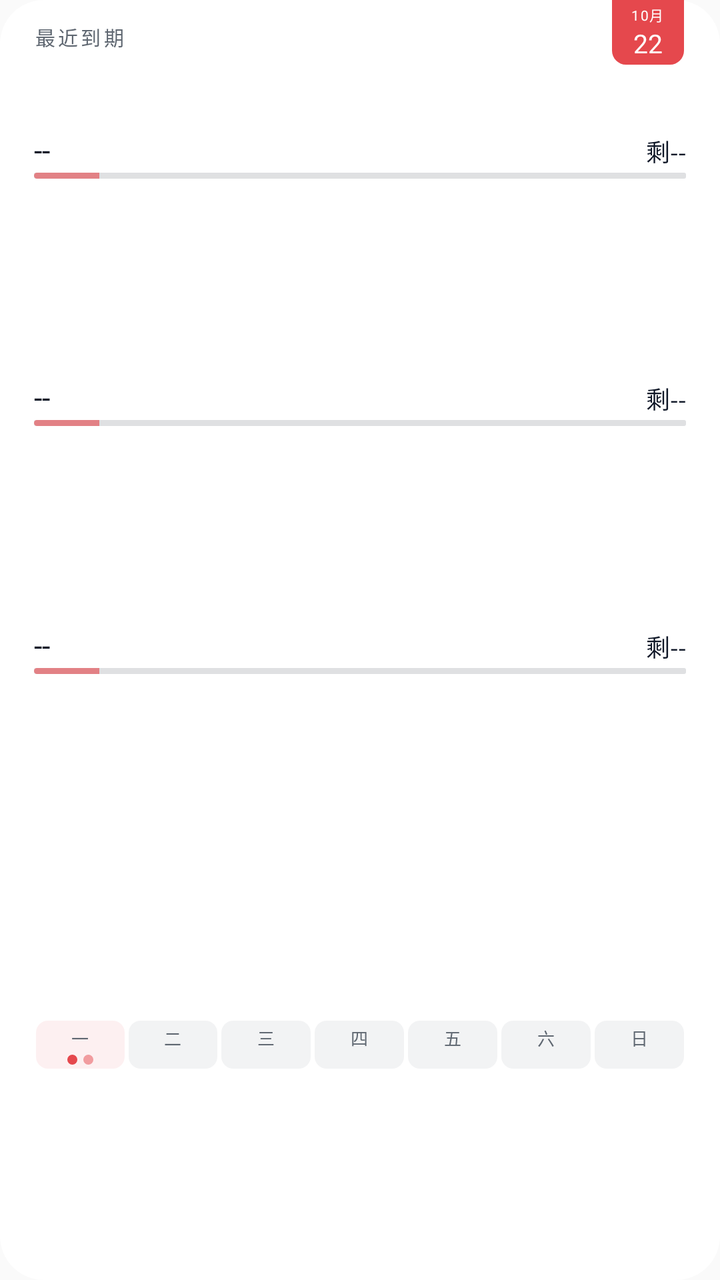
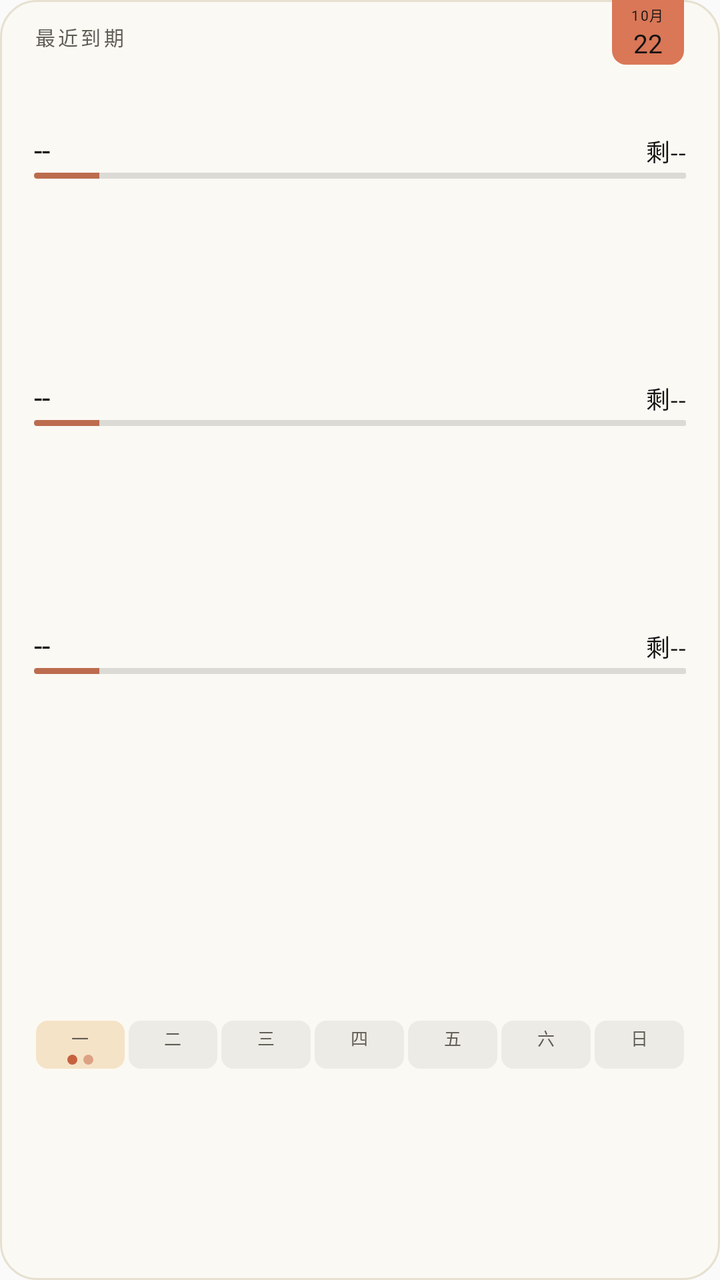

Before-and-after screenshots of an Android layout around one commit, followed by the original layout XML and the change that was made.
<!-- AndroidManifest.xml: application theme android:Theme.Material.Light.NoActionBar -->
<!-- res/layout/widget_v3.xml -->
<?xml version="1.0" encoding="utf-8"?>
<FrameLayout xmlns:android="http://schemas.android.com/apk/res/android"
    android:id="@+id/widget_root"
    android:layout_width="match_parent"
    android:layout_height="match_parent"
    android:background="@drawable/widget_bg_light">

    <LinearLayout
        android:layout_width="match_parent"
        android:layout_height="match_parent"
        android:orientation="vertical"
        android:paddingStart="17dp"
        android:paddingTop="11dp"
        android:paddingEnd="17dp"
        android:paddingBottom="8dp">

        <TextView
            android:id="@+id/widget_header"
            android:layout_width="wrap_content"
            android:layout_height="wrap_content"
            android:layout_marginBottom="8dp"
            android:text="@string/wgt_header_recent"
            android:textColor="#FF5F6771"
            android:textSize="10sp"
            android:letterSpacing="0.14"
/>

        
        <TextView
            android:layout_width="match_parent"
            android:layout_height="0dp"
            android:layout_weight="0.30" />

        
        <LinearLayout
            android:layout_width="match_parent"
            android:layout_height="wrap_content"
            android:layout_marginTop="4dp"
            android:orientation="vertical">

            <LinearLayout
                android:layout_width="match_parent"
                android:layout_height="wrap_content"
                android:orientation="horizontal">

                <TextView
                    android:id="@+id/widget_row1_title"
                    android:layout_width="0dp"
                    android:layout_height="wrap_content"
                    android:layout_weight="1"
                    android:text="@string/ph_dash"
                    android:textColor="#FF101828"
                    android:textSize="15sp"
                    android:includeFontPadding="false"
                    android:maxLines="1"
                    android:ellipsize="end"
/>

                <TextView
                    android:id="@+id/widget_row1_cd"
                    android:layout_width="wrap_content"
                    android:layout_height="wrap_content"
                    android:layout_marginStart="10dp"
                    android:text="@string/ph_cd"
                    android:textColor="#FF101828"
                    android:textSize="12sp"
                    android:maxLines="1"
/>
            </LinearLayout>

            <FrameLayout
                android:layout_width="match_parent"
                android:layout_height="wrap_content"
                android:layout_marginTop="2dp">

                
                <TextView
                    android:id="@+id/widget_row1_track"
                    android:layout_width="match_parent"
                    android:layout_height="3dp"
                    android:background="@drawable/widget_ruler_track_light" />

                <ProgressBar
                    android:id="@+id/widget_row1_fuse"
                    style="@android:style/Widget.ProgressBar.Horizontal"
                    android:layout_width="match_parent"
                    android:layout_height="3dp"
                    android:max="100"
                    android:progress="10"
                    android:progressDrawable="@drawable/widget_ruler_progress" />
            </FrameLayout>
        </LinearLayout>

        
        <TextView
            android:layout_width="match_parent"
            android:layout_height="0dp"
            android:layout_weight="1" />

        
        <LinearLayout
            android:layout_width="match_parent"
            android:layout_height="wrap_content"
            android:layout_marginTop="4dp"
            android:orientation="vertical">

            <LinearLayout
                android:layout_width="match_parent"
                android:layout_height="wrap_content"
                android:orientation="horizontal">

                <TextView
                    android:id="@+id/widget_row2_title"
                    android:layout_width="0dp"
                    android:layout_height="wrap_content"
                    android:layout_weight="1"
                    android:text="@string/ph_dash"
                    android:textColor="#FF101828"
                    android:textSize="15sp"
                    android:includeFontPadding="false"
                    android:maxLines="1"
                    android:ellipsize="end"
/>

                <TextView
                    android:id="@+id/widget_row2_cd"
                    android:layout_width="wrap_content"
                    android:layout_height="wrap_content"
                    android:layout_marginStart="10dp"
                    android:text="@string/ph_cd"
                    android:textColor="#FF101828"
                    android:textSize="12sp"
                    android:maxLines="1"
/>
            </LinearLayout>

            <FrameLayout
                android:layout_width="match_parent"
                android:layout_height="wrap_content"
                android:layout_marginTop="2dp">

                <TextView
                    android:id="@+id/widget_row2_track"
                    android:layout_width="match_parent"
                    android:layout_height="3dp"
                    android:background="@drawable/widget_ruler_track_light" />

                <ProgressBar
                    android:id="@+id/widget_row2_fuse"
                    style="@android:style/Widget.ProgressBar.Horizontal"
                    android:layout_width="match_parent"
                    android:layout_height="3dp"
                    android:max="100"
                    android:progress="10"
                    android:progressDrawable="@drawable/widget_ruler_progress" />
            </FrameLayout>
        </LinearLayout>

        
        <TextView
            android:id="@+id/widget_gap_row3"
            android:layout_width="match_parent"
            android:layout_height="0dp"
            android:layout_weight="1" />

        
        <LinearLayout
            android:id="@+id/widget_row3_container"
            android:layout_width="match_parent"
            android:layout_height="wrap_content"
            android:layout_marginTop="4dp"
            android:orientation="vertical">

            <LinearLayout
                android:layout_width="match_parent"
                android:layout_height="wrap_content"
                android:orientation="horizontal">

                <TextView
                    android:id="@+id/widget_row3_title"
                    android:layout_width="0dp"
                    android:layout_height="wrap_content"
                    android:layout_weight="1"
                    android:text="@string/ph_dash"
                    android:textColor="#FF101828"
                    android:textSize="15sp"
                    android:includeFontPadding="false"
                    android:maxLines="1"
                    android:ellipsize="end"
/>

                <TextView
                    android:id="@+id/widget_row3_cd"
                    android:layout_width="wrap_content"
                    android:layout_height="wrap_content"
                    android:layout_marginStart="10dp"
                    android:text="@string/ph_cd"
                    android:textColor="#FF101828"
                    android:textSize="12sp"
                    android:maxLines="1"
/>
            </LinearLayout>

            <FrameLayout
                android:layout_width="match_parent"
                android:layout_height="wrap_content"
                android:layout_marginTop="2dp">

                <TextView
                    android:id="@+id/widget_row3_track"
                    android:layout_width="match_parent"
                    android:layout_height="3dp"
                    android:background="@drawable/widget_ruler_track_light" />

                <ProgressBar
                    android:id="@+id/widget_row3_fuse"
                    style="@android:style/Widget.ProgressBar.Horizontal"
                    android:layout_width="match_parent"
                    android:layout_height="3dp"
                    android:max="100"
                    android:progress="10"
                    android:progressDrawable="@drawable/widget_ruler_progress" />
            </FrameLayout>
        </LinearLayout>

        
        <TextView
            android:layout_width="match_parent"
            android:layout_height="0dp"
            android:layout_weight="1.70" />

        
        <LinearLayout
            android:id="@+id/widget_week_strip"
            android:layout_width="match_parent"
            android:layout_height="wrap_content"
            android:layout_marginTop="8dp"
            android:orientation="horizontal">

            <LinearLayout
                android:id="@+id/widget_week_cell0"
                android:layout_width="0dp"
                android:layout_height="wrap_content"
                android:layout_marginStart="1dp"
                android:layout_marginEnd="1dp"
                android:layout_weight="1"
                android:background="@drawable/widget_cell_today_light"
                android:gravity="center_horizontal"
                android:orientation="vertical"
                android:paddingTop="2dp"
                android:paddingBottom="2dp">

                <TextView
                    android:id="@+id/widget_week_day0"
                    android:layout_width="wrap_content"
                    android:layout_height="wrap_content"
                    android:text="@string/weekday_narrow_0"
                    android:textColor="#FF5F6771"
                    android:textSize="8.5sp" />

                <LinearLayout
                    android:layout_width="wrap_content"
                    android:layout_height="5dp"
                    android:layout_marginTop="2dp"
                    android:gravity="center"
                    android:orientation="horizontal">

                    <TextView
                        android:id="@+id/widget_week_dot0_a"
                        android:layout_width="5dp"
                        android:layout_height="5dp"
                        android:background="@drawable/dot_red" />

                    <TextView
                        android:id="@+id/widget_week_dot0_b"
                        android:layout_width="5dp"
                        android:layout_height="5dp"
                        android:layout_marginStart="3dp"
                        android:background="@drawable/dot_red_soft" />
                </LinearLayout>
            </LinearLayout>

            <LinearLayout
                android:id="@+id/widget_week_cell1"
                android:layout_width="0dp"
                android:layout_height="wrap_content"
                android:layout_marginStart="1dp"
                android:layout_marginEnd="1dp"
                android:layout_weight="1"
                android:background="@drawable/widget_cell_light"
                android:gravity="center_horizontal"
                android:orientation="vertical"
                android:paddingTop="2dp"
                android:paddingBottom="2dp">

                <TextView
                    android:id="@+id/widget_week_day1"
                    android:layout_width="wrap_content"
                    android:layout_height="wrap_content"
                    android:text="@string/weekday_narrow_1"
                    android:textColor="#FF5F6771"
                    android:textSize="8.5sp" />

                <LinearLayout
                    android:layout_width="wrap_content"
                    android:layout_height="5dp"
                    android:layout_marginTop="2dp"
                    android:gravity="center"
                    android:orientation="horizontal">

                    <TextView
                        android:id="@+id/widget_week_dot1_a"
                        android:layout_width="5dp"
                        android:layout_height="5dp"
                        android:background="@drawable/dot_ind_light"
                        android:visibility="gone" />

                    <TextView
                        android:id="@+id/widget_week_dot1_b"
                        android:layout_width="5dp"
                        android:layout_height="5dp"
                        android:layout_marginStart="3dp"
                        android:background="@drawable/dot_ind_light"
                        android:visibility="gone" />
                </LinearLayout>
            </LinearLayout>

            <LinearLayout
                android:id="@+id/widget_week_cell2"
                android:layout_width="0dp"
                android:layout_height="wrap_content"
                android:layout_marginStart="1dp"
                android:layout_marginEnd="1dp"
                android:layout_weight="1"
                android:background="@drawable/widget_cell_light"
                android:gravity="center_horizontal"
                android:orientation="vertical"
                android:paddingTop="2dp"
                android:paddingBottom="2dp">

                <TextView
                    android:id="@+id/widget_week_day2"
                    android:layout_width="wrap_content"
                    android:layout_height="wrap_content"
                    android:text="@string/weekday_narrow_2"
                    android:textColor="#FF5F6771"
                    android:textSize="8.5sp" />

                <LinearLayout
                    android:layout_width="wrap_content"
                    android:layout_height="5dp"
                    android:layout_marginTop="2dp"
                    android:gravity="center"
                    android:orientation="horizontal">

                    <TextView
                        android:id="@+id/widget_week_dot2_a"
                        android:layout_width="5dp"
                        android:layout_height="5dp"
                        android:background="@drawable/dot_ind_light"
                        android:visibility="gone" />

                    <TextView
                        android:id="@+id/widget_week_dot2_b"
                        android:layout_width="5dp"
                        android:layout_height="5dp"
                        android:layout_marginStart="3dp"
                        android:background="@drawable/dot_ind_light"
                        android:visibility="gone" />
                </LinearLayout>
            </LinearLayout>

            <LinearLayout
                android:id="@+id/widget_week_cell3"
                android:layout_width="0dp"
                android:layout_height="wrap_content"
                android:layout_marginStart="1dp"
                android:layout_marginEnd="1dp"
                android:layout_weight="1"
                android:background="@drawable/widget_cell_light"
                android:gravity="center_horizontal"
                android:orientation="vertical"
                android:paddingTop="2dp"
                android:paddingBottom="2dp">

                <TextView
                    android:id="@+id/widget_week_day3"
                    android:layout_width="wrap_content"
                    android:layout_height="wrap_content"
                    android:text="@string/weekday_narrow_3"
                    android:textColor="#FF5F6771"
                    android:textSize="8.5sp" />

                <LinearLayout
                    android:layout_width="wrap_content"
                    android:layout_height="5dp"
                    android:layout_marginTop="2dp"
                    android:gravity="center"
                    android:orientation="horizontal">

                    <TextView
                        android:id="@+id/widget_week_dot3_a"
                        android:layout_width="5dp"
                        android:layout_height="5dp"
                        android:background="@drawable/dot_ind_light"
                        android:visibility="gone" />

                    <TextView
                        android:id="@+id/widget_week_dot3_b"
                        android:layout_width="5dp"
                        android:layout_height="5dp"
                        android:layout_marginStart="3dp"
                        android:background="@drawable/dot_ind_light"
                        android:visibility="gone" />
                </LinearLayout>
            </LinearLayout>

            <LinearLayout
                android:id="@+id/widget_week_cell4"
                android:layout_width="0dp"
                android:layout_height="wrap_content"
                android:layout_marginStart="1dp"
                android:layout_marginEnd="1dp"
                android:layout_weight="1"
                android:background="@drawable/widget_cell_light"
                android:gravity="center_horizontal"
                android:orientation="vertical"
                android:paddingTop="2dp"
                android:paddingBottom="2dp">

                <TextView
                    android:id="@+id/widget_week_day4"
                    android:layout_width="wrap_content"
                    android:layout_height="wrap_content"
                    android:text="@string/weekday_narrow_4"
                    android:textColor="#FF5F6771"
                    android:textSize="8.5sp" />

                <LinearLayout
                    android:layout_width="wrap_content"
                    android:layout_height="5dp"
                    android:layout_marginTop="2dp"
                    android:gravity="center"
                    android:orientation="horizontal">

                    <TextView
                        android:id="@+id/widget_week_dot4_a"
                        android:layout_width="5dp"
                        android:layout_height="5dp"
                        android:background="@drawable/dot_ind_light"
                        android:visibility="gone" />

                    <TextView
                        android:id="@+id/widget_week_dot4_b"
                        android:layout_width="5dp"
                        android:layout_height="5dp"
                        android:layout_marginStart="3dp"
                        android:background="@drawable/dot_ind_light"
                        android:visibility="gone" />
                </LinearLayout>
            </LinearLayout>

            <LinearLayout
                android:id="@+id/widget_week_cell5"
                android:layout_width="0dp"
                android:layout_height="wrap_content"
                android:layout_marginStart="1dp"
                android:layout_marginEnd="1dp"
                android:layout_weight="1"
                android:background="@drawable/widget_cell_light"
                android:gravity="center_horizontal"
                android:orientation="vertical"
                android:paddingTop="2dp"
                android:paddingBottom="2dp">

                <TextView
                    android:id="@+id/widget_week_day5"
                    android:layout_width="wrap_content"
                    android:layout_height="wrap_content"
                    android:text="@string/weekday_narrow_5"
                    android:textColor="#FF5F6771"
                    android:textSize="8.5sp" />

                <LinearLayout
                    android:layout_width="wrap_content"
                    android:layout_height="5dp"
                    android:layout_marginTop="2dp"
                    android:gravity="center"
                    android:orientation="horizontal">

                    <TextView
                        android:id="@+id/widget_week_dot5_a"
                        android:layout_width="5dp"
                        android:layout_height="5dp"
                        android:background="@drawable/dot_ind_light"
                        android:visibility="gone" />

                    <TextView
                        android:id="@+id/widget_week_dot5_b"
                        android:layout_width="5dp"
                        android:layout_height="5dp"
                        android:layout_marginStart="3dp"
                        android:background="@drawable/dot_ind_light"
                        android:visibility="gone" />
                </LinearLayout>
            </LinearLayout>

            <LinearLayout
                android:id="@+id/widget_week_cell6"
                android:layout_width="0dp"
                android:layout_height="wrap_content"
                android:layout_marginStart="1dp"
                android:layout_marginEnd="1dp"
                android:layout_weight="1"
                android:background="@drawable/widget_cell_light"
                android:gravity="center_horizontal"
                android:orientation="vertical"
                android:paddingTop="2dp"
                android:paddingBottom="2dp">

                <TextView
                    android:id="@+id/widget_week_day6"
                    android:layout_width="wrap_content"
                    android:layout_height="wrap_content"
                    android:text="@string/weekday_narrow_6"
                    android:textColor="#FF5F6771"
                    android:textSize="8.5sp" />

                <LinearLayout
                    android:layout_width="wrap_content"
                    android:layout_height="5dp"
                    android:layout_marginTop="2dp"
                    android:gravity="center"
                    android:orientation="horizontal">

                    <TextView
                        android:id="@+id/widget_week_dot6_a"
                        android:layout_width="5dp"
                        android:layout_height="5dp"
                        android:background="@drawable/dot_ind_light"
                        android:visibility="gone" />

                    <TextView
                        android:id="@+id/widget_week_dot6_b"
                        android:layout_width="5dp"
                        android:layout_height="5dp"
                        android:layout_marginStart="3dp"
                        android:background="@drawable/dot_ind_light"
                        android:visibility="gone" />
                </LinearLayout>
            </LinearLayout>
        </LinearLayout>

        
        <TextView
            android:layout_width="match_parent"
            android:layout_height="0dp"
            android:layout_weight="1" />
    </LinearLayout>

    
    <LinearLayout
        android:id="@+id/widget_calpg"
        android:layout_width="36dp"
        android:layout_height="wrap_content"
        android:layout_gravity="top|end"
        android:layout_marginEnd="18dp"
        android:background="@drawable/widget_calpg_light"
        android:gravity="center_horizontal"
        android:orientation="vertical"
        android:paddingTop="2dp"
        android:paddingBottom="2dp">

        <TextView
            android:id="@+id/widget_calpg_month"
            android:layout_width="wrap_content"
            android:layout_height="wrap_content"
            android:text="@string/ph_calpg_month"
            android:textColor="#FFFFFFFF"
            android:textSize="7sp"
            android:letterSpacing="0.08"
/>

        <TextView
            android:id="@+id/widget_calpg_day"
            android:layout_width="wrap_content"
            android:layout_height="wrap_content"
            android:text="22"
            android:textColor="#FFFFFFFF"
            android:textSize="13sp"
/>
    </LinearLayout>
</FrameLayout>
<!-- resources referenced by this layout -->
<resources>
  <!-- drawable dot_ind_light (drawable) -->
  <?xml version="1.0" encoding="utf-8"?>
  <shape xmlns:android="http://schemas.android.com/apk/res/android" android:shape="oval">
      <solid android:color="#FF3A5AF0" />
  </shape>
  <!-- drawable dot_red (drawable) -->
  <?xml version="1.0" encoding="utf-8"?>
  <shape xmlns:android="http://schemas.android.com/apk/res/android" android:shape="oval">
      <solid android:color="#FFE5484D" />
  </shape>
  <!-- drawable dot_red_soft (drawable) -->
  <?xml version="1.0" encoding="utf-8"?>
  <shape xmlns:android="http://schemas.android.com/apk/res/android" android:shape="oval">
      <solid android:color="#80E5484D" />
  </shape>
  <!-- drawable widget_bg_light (drawable) -->
  <?xml version="1.0" encoding="utf-8"?>
  <shape xmlns:android="http://schemas.android.com/apk/res/android">
      <solid android:color="#FFFFFFFF" />
      <corners android:radius="22dp" />
  </shape>
  <!-- drawable widget_calpg_light (drawable) -->
  <?xml version="1.0" encoding="utf-8"?>
  <shape xmlns:android="http://schemas.android.com/apk/res/android">
      <solid android:color="#FFE5484D" />
      <corners android:bottomLeftRadius="7dp" android:bottomRightRadius="7dp" />
  </shape>
  <!-- drawable widget_cell_light (drawable) -->
  <?xml version="1.0" encoding="utf-8"?>
  <shape xmlns:android="http://schemas.android.com/apk/res/android">
      <solid android:color="#0D101828" />
      <corners android:radius="6dp" />
  </shape>
  <!-- drawable widget_cell_today_light (drawable) -->
  <?xml version="1.0" encoding="utf-8"?>
  <shape xmlns:android="http://schemas.android.com/apk/res/android">
      <solid android:color="#14E5484D" />
      <corners android:radius="6dp" />
  </shape>
  <!-- drawable widget_ruler_progress (drawable) -->
  <?xml version="1.0" encoding="utf-8"?>
  <layer-list xmlns:android="http://schemas.android.com/apk/res/android">
      <item android:id="@android:id/progress">
          <clip>
              <shape android:shape="rectangle">
                  <corners android:radius="2dp" />
                  <solid android:color="#9EE5484D" />
              </shape>
          </clip>
      </item>
  </layer-list>
  <!-- drawable widget_ruler_track_light (drawable) -->
  <?xml version="1.0" encoding="utf-8"?>
  <shape xmlns:android="http://schemas.android.com/apk/res/android">
      <solid android:color="#22101828" />
      <corners android:radius="1dp" />
  </shape>
  <string name="ph_calpg_month">10月</string>
  <string name="ph_cd">剩--</string>
  <string name="ph_dash" translatable="false">--</string>
  <string name="weekday_narrow_0">一</string>
  <string name="weekday_narrow_1">二</string>
  <string name="weekday_narrow_2">三</string>
  <string name="weekday_narrow_3">四</string>
  <string name="weekday_narrow_4">五</string>
  <string name="weekday_narrow_5">六</string>
  <string name="weekday_narrow_6">日</string>
  <string name="wgt_header_recent">最近到期</string>
</resources>

<!-- the commit's change to res/layout/widget_v3.xml (unified diff, before → after) -->
@@ -20,7 +20,7 @@
             android:layout_height="wrap_content"
             android:layout_marginBottom="8dp"
             android:text="@string/wgt_header_recent"
-            android:textColor="#FF5F6771"
+            android:textColor="#FF5F5C53"
             android:textSize="10sp"
             android:letterSpacing="0.14"
 />
@@ -49,7 +49,7 @@
                     android:layout_height="wrap_content"
                     android:layout_weight="1"
                     android:text="@string/ph_dash"
-                    android:textColor="#FF101828"
+                    android:textColor="#FF141413"
                     android:textSize="15sp"
                     android:includeFontPadding="false"
                     android:maxLines="1"
@@ -62,7 +62,7 @@
                     android:layout_height="wrap_content"
                     android:layout_marginStart="10dp"
                     android:text="@string/ph_cd"
-                    android:textColor="#FF101828"
+                    android:textColor="#FF141413"
                     android:textSize="12sp"
                     android:maxLines="1"
 />
@@ -115,7 +115,7 @@
                     android:layout_height="wrap_content"
                     android:layout_weight="1"
                     android:text="@string/ph_dash"
-                    android:textColor="#FF101828"
+                    android:textColor="#FF141413"
                     android:textSize="15sp"
                     android:includeFontPadding="false"
                     android:maxLines="1"
@@ -128,7 +128,7 @@
                     android:layout_height="wrap_content"
                     android:layout_marginStart="10dp"
                     android:text="@string/ph_cd"
-                    android:textColor="#FF101828"
+                    android:textColor="#FF141413"
                     android:textSize="12sp"
                     android:maxLines="1"
 />
@@ -182,7 +182,7 @@
                     android:layout_height="wrap_content"
                     android:layout_weight="1"
                     android:text="@string/ph_dash"
-                    android:textColor="#FF101828"
+                    android:textColor="#FF141413"
                     android:textSize="15sp"
                     android:includeFontPadding="false"
                     android:maxLines="1"
@@ -195,7 +195,7 @@
                     android:layout_height="wrap_content"
                     android:layout_marginStart="10dp"
                     android:text="@string/ph_cd"
-                    android:textColor="#FF101828"
+                    android:textColor="#FF141413"
                     android:textSize="12sp"
                     android:maxLines="1"
 />
@@ -255,7 +255,7 @@
                     android:layout_width="wrap_content"
                     android:layout_height="wrap_content"
                     android:text="@string/weekday_narrow_0"
-                    android:textColor="#FF5F6771"
+                    android:textColor="#FF5F5C53"
                     android:textSize="8.5sp" />
 
                 <LinearLayout
@@ -298,7 +298,7 @@
                     android:layout_width="wrap_content"
                     android:layout_height="wrap_content"
                     android:text="@string/weekday_narrow_1"
-                    android:textColor="#FF5F6771"
+                    android:textColor="#FF5F5C53"
                     android:textSize="8.5sp" />
 
                 <LinearLayout
@@ -343,7 +343,7 @@
                     android:layout_width="wrap_content"
                     android:layout_height="wrap_content"
                     android:text="@string/weekday_narrow_2"
-                    android:textColor="#FF5F6771"
+                    android:textColor="#FF5F5C53"
                     android:textSize="8.5sp" />
 
                 <LinearLayout
@@ -388,7 +388,7 @@
                     android:layout_width="wrap_content"
                     android:layout_height="wrap_content"
                     android:text="@string/weekday_narrow_3"
-                    android:textColor="#FF5F6771"
+                    android:textColor="#FF5F5C53"
                     android:textSize="8.5sp" />
 
                 <LinearLayout
@@ -433,7 +433,7 @@
                     android:layout_width="wrap_content"
                     android:layout_height="wrap_content"
                     android:text="@string/weekday_narrow_4"
-                    android:textColor="#FF5F6771"
+                    android:textColor="#FF5F5C53"
                     android:textSize="8.5sp" />
 
                 <LinearLayout
@@ -478,7 +478,7 @@
                     android:layout_width="wrap_content"
                     android:layout_height="wrap_content"
                     android:text="@string/weekday_narrow_5"
-                    android:textColor="#FF5F6771"
+                    android:textColor="#FF5F5C53"
                     android:textSize="8.5sp" />
 
                 <LinearLayout
@@ -523,7 +523,7 @@
                     android:layout_width="wrap_content"
                     android:layout_height="wrap_content"
                     android:text="@string/weekday_narrow_6"
-                    android:textColor="#FF5F6771"
+                    android:textColor="#FF5F5C53"
                     android:textSize="8.5sp" />
 
                 <LinearLayout
@@ -576,7 +576,7 @@
             android:layout_width="wrap_content"
             android:layout_height="wrap_content"
             android:text="@string/ph_calpg_month"
-            android:textColor="#FFFFFFFF"
+            android:textColor="#FF141413"
             android:textSize="7sp"
             android:letterSpacing="0.08"
 />
@@ -586,7 +586,7 @@
             android:layout_width="wrap_content"
             android:layout_height="wrap_content"
             android:text="22"
-            android:textColor="#FFFFFFFF"
+            android:textColor="#FF141413"
             android:textSize="13sp"
 />
     </LinearLayout>
<!-- resource entries referenced after the edit -->
@@ -3,40 +3,41 @@
   <!-- drawable dot_ind_light (drawable) -->
   <?xml version="1.0" encoding="utf-8"?>
   <shape xmlns:android="http://schemas.android.com/apk/res/android" android:shape="oval">
-      <solid android:color="#FF3A5AF0" />
+      <solid android:color="#FF5F5C53" />
   </shape>
   <!-- drawable dot_red (drawable) -->
   <?xml version="1.0" encoding="utf-8"?>
   <shape xmlns:android="http://schemas.android.com/apk/res/android" android:shape="oval">
-      <solid android:color="#FFE5484D" />
+      <solid android:color="#FFC6613F" />
   </shape>
   <!-- drawable dot_red_soft (drawable) -->
   <?xml version="1.0" encoding="utf-8"?>
   <shape xmlns:android="http://schemas.android.com/apk/res/android" android:shape="oval">
-      <solid android:color="#80E5484D" />
+      <solid android:color="#80C6613F" />
   </shape>
   <!-- drawable widget_bg_light (drawable) -->
   <?xml version="1.0" encoding="utf-8"?>
   <shape xmlns:android="http://schemas.android.com/apk/res/android">
-      <solid android:color="#FFFFFFFF" />
-      <corners android:radius="22dp" />
+      <solid android:color="#FFFBF9F3" />
+      <stroke android:width="1dp" android:color="#FFE6E0D0" />
+      <corners android:radius="18dp" />
   </shape>
   <!-- drawable widget_calpg_light (drawable) -->
   <?xml version="1.0" encoding="utf-8"?>
   <shape xmlns:android="http://schemas.android.com/apk/res/android">
-      <solid android:color="#FFE5484D" />
+      <solid android:color="#FFD97757" />
       <corners android:bottomLeftRadius="7dp" android:bottomRightRadius="7dp" />
   </shape>
   <!-- drawable widget_cell_light (drawable) -->
   <?xml version="1.0" encoding="utf-8"?>
   <shape xmlns:android="http://schemas.android.com/apk/res/android">
-      <solid android:color="#0D101828" />
+      <solid android:color="#0F141413" />
       <corners android:radius="6dp" />
   </shape>
   <!-- drawable widget_cell_today_light (drawable) -->
   <?xml version="1.0" encoding="utf-8"?>
   <shape xmlns:android="http://schemas.android.com/apk/res/android">
-      <solid android:color="#14E5484D" />
+      <solid android:color="#FFF5E3C7" />
       <corners android:radius="6dp" />
   </shape>
   <!-- drawable widget_ruler_progress (drawable) -->
@@ -46,7 +47,7 @@
           <clip>
               <shape android:shape="rectangle">
                   <corners android:radius="2dp" />
-                  <solid android:color="#9EE5484D" />
+                  <solid android:color="#CCB4522E" />
               </shape>
           </clip>
       </item>
@@ -54,7 +55,7 @@
   <!-- drawable widget_ruler_track_light (drawable) -->
   <?xml version="1.0" encoding="utf-8"?>
   <shape xmlns:android="http://schemas.android.com/apk/res/android">
-      <solid android:color="#22101828" />
+      <solid android:color="#22141413" />
       <corners android:radius="1dp" />
   </shape>
   <string name="ph_calpg_month">10月</string>
